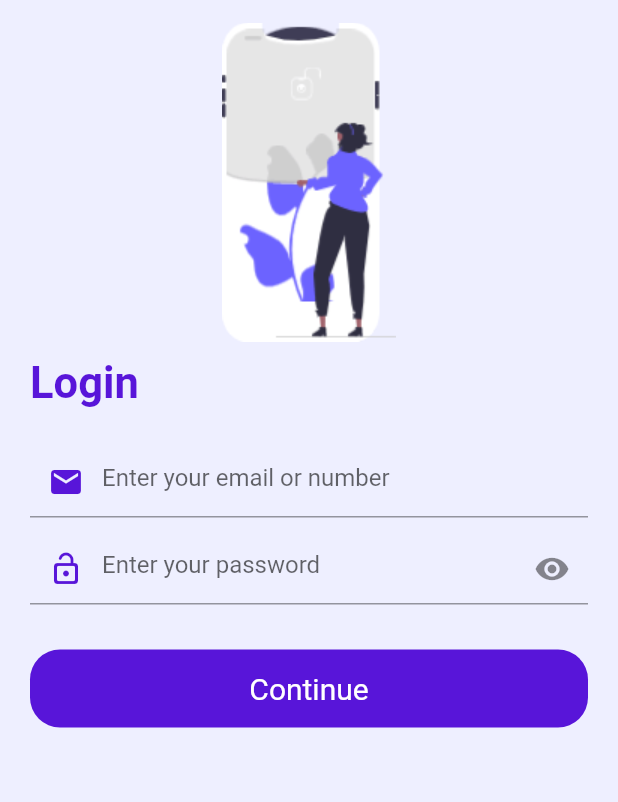
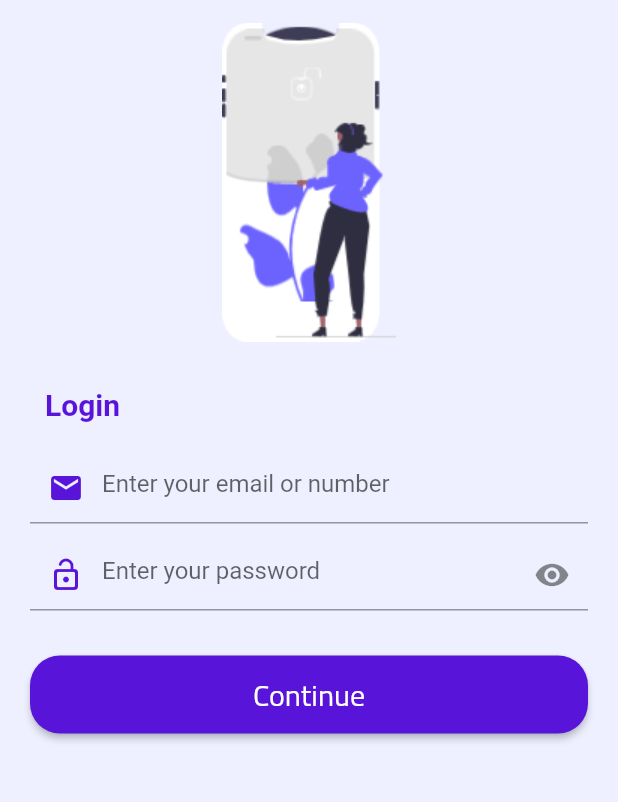
Before and after one commit to SuraAborass/brain, a Flutter app: the screen it shows after launch, on a phone screen of 412 x 824 dp, the part 114-916 px from its top. Run offline on Flutter 3.47's test engine with Material 2 defaults, Android fonts, the phone set to English and light mode, and no system bars; our stand-ins replace get, get_storage; network calls fail; Roboto replaces fonts that are missing (Cairo-Bold).

Commit message:
new edit

```diff
--- a/lib/BusinessLayer/Controllers/auth_controller.dart
+++ /dev/null
@@ -1,31 +0,0 @@
-import 'package:brain/DataAccessLayer/Clients/user_client.dart';
-import 'package:flutter/material.dart';
-import 'package:get/get.dart';
-
-import '../../Constants/routes.dart';
-import '../../DataAccessLayer/Models/user.dart';
-import '../Repositories/user_repo.dart';
-import 'box_controller.dart';
-
-class AuthController extends GetxController{
-
-  var phoneController = TextEditingController();
-  final BoxController boxController = Get.find();
-  var client = UserClient();
-  var repo = UserRepo();
-  String? authed;
-
-  @override
-  void onInit() async {
-    User? authed = (await repo.login("admin@admin.com", "password"));
-    if (authed != null) {
-      print(authed.toMap());
-      boxController.box.write('user', authed.toMap());
-      boxController.box.write('authed', true);
-      boxController.user = authed;
-      boxController.update();
-      Get.toNamed(AppRoutes.homepage);
-    }
-    super.onInit();
-  }
-}
--- a/lib/BusinessLayer/Controllers/box_controller.dart
+++ b/lib/BusinessLayer/Controllers/box_controller.dart
@@ -1,4 +1,3 @@
-import 'package:flutter/material.dart';
 import 'package:get/get.dart';
 import 'package:get_storage/get_storage.dart';
 
@@ -12,12 +11,12 @@ class BoxController extends GetxController {
   @override
   void onInit() {
     super.onInit();
-    user = null;
     authed = box.read<bool>('authed');
-    if (authed != null) {
+    if (authed == true) {
       user = User.fromBoxMap(box.read('user'));
       print(user);
     }
 
+
   }
 }
--- /dev/null
+++ b/lib/BusinessLayer/Controllers/login_controller.dart
@@ -0,0 +1,41 @@
+import 'package:brain/DataAccessLayer/Clients/user_client.dart';
+import 'package:flutter/material.dart';
+import 'package:get/get.dart';
+
+import '../../Constants/routes.dart';
+import '../../DataAccessLayer/Models/user.dart';
+import '../Repositories/user_repo.dart';
+import 'box_controller.dart';
+
+class LoginController extends GetxController{
+
+ var emailTextController = TextEditingController() ;
+ var passwordTextController = TextEditingController();
+ final BoxController boxController = Get.find();
+ var client = UserClient();
+ var repo = UserRepo();
+ String? authed;
+
+  @override
+  void onInit() async {
+    emailTextController = TextEditingController() ;
+    passwordTextController = TextEditingController();
+    super.onInit();
+  }
+
+  void logged() async{
+
+
+      User? authed = await repo.login(emailTextController.value.text, passwordTextController.value.text);
+      if (authed != null) {
+        print(authed.toMap());
+        boxController.box.write('user', authed.toMap());
+        boxController.box.write('authed', true);
+        boxController.user = authed;
+        boxController.update();
+        Get.toNamed(AppRoutes.homepage);
+      }
+    }
+
+
+  }
--- a/lib/BusinessLayer/bindings/init_bindings.dart
+++ b/lib/BusinessLayer/bindings/init_bindings.dart
@@ -1,15 +1,15 @@
 import 'package:get/get.dart';
 import '../../theme_service.dart';
-import '../Controllers/auth_controller.dart';
 import '../Controllers/balance_controller.dart';
 import '../Controllers/box_controller.dart';
+import '../Controllers/login_controller.dart';
 
 class InitBinding extends Bindings {
   @override
   void dependencies() {
     Get.put<ThemeService>(ThemeService());
     Get.put<BoxController>(BoxController());
-    Get.lazyPut(() => AuthController());
+    Get.lazyPut(() => LoginController());
     Get.put<BalanceController>(BalanceController());
 
   }
--- a/lib/DataAccessLayer/Models/user.dart
+++ b/lib/DataAccessLayer/Models/user.dart
@@ -1,7 +1,7 @@
 import 'dart:convert';
 
 class User {
-  final int id;
+final int id;
   final String mobileNumber;
   final String name;
   final String email;
@@ -48,7 +48,7 @@ class User {
     );
   }
   String toJson() => json.encode(toMap());
-
   factory User.fromJson(String source) =>
       User.fromMap(json.decode(source) as Map<String, dynamic>);
+
 }
--- a/lib/PresentationLayer/screens/auth/login_screen.dart
+++ b/lib/PresentationLayer/screens/auth/login_screen.dart
@@ -2,9 +2,11 @@ import 'package:brain/Constants/routes.dart';
 import 'package:flutter/material.dart';
 import 'package:get/get.dart';
 
-import '../../../BusinessLayer/Controllers/auth_controller.dart';
+
+import '../../../BusinessLayer/Controllers/login_controller.dart';
 import '../../../Constants/colors.dart';
 import '../../../Constants/font_styles.dart';
+import '../../widgets/title.dart';
 import '../public/home_page.dart';
 
 class LoginScreen extends StatefulWidget {
@@ -16,7 +18,9 @@ class LoginScreen extends StatefulWidget {
 
 class _LoginScreenState extends State<LoginScreen> {
   bool passwordvisible = true;
-  final AuthController verify  = Get.find();
+  final LoginController _loginController = Get.find();
+
+
 
   @override
   Widget build(BuildContext context) {
@@ -27,6 +31,7 @@ class _LoginScreenState extends State<LoginScreen> {
           ? TextDirection.rtl
           : TextDirection.ltr,
       child: Scaffold(
+        resizeToAvoidBottomInset: false,
           backgroundColor: Theme.of(context).scaffoldBackgroundColor,
           bottomNavigationBar: Container(
             height : 20,
@@ -55,24 +60,30 @@ class _LoginScreenState extends State<LoginScreen> {
                           const SizedBox(
                             height: 10,
                           ),
-                          Text(
-                            'Login'.tr,
-                            style: title,
-                            textAlign: TextAlign.left,
-                          ),
-                          const SizedBox(
-                            height: 25,
-                          ),
+                          Row(
+                              children: [
+                                pageTitle('Login'.tr),
+                              ]),
                           TextFormField(
+                            controller: _loginController.emailTextController,
+                            keyboardType: TextInputType.emailAddress,
+                            maxLines: 1,
                             decoration: InputDecoration(
                               prefixIcon: const Icon(Icons.email,color: BrainColors.primary),
                               hintText: 'Enter your email or number'.tr,
                             ),
+                            validator: (value) {
+                              if (value == null) {
+                                return 'Email is required.';
+                              }
+                              return null;
+                            },
                           ),
                           const SizedBox(
                             height: 10,
                           ),
                           TextFormField(
+                            controller: _loginController.passwordTextController,
                             decoration: InputDecoration(
                               prefixIcon: const Icon(Icons.lock_open_rounded,color: BrainColors.primary),
                               suffixIcon: IconButton(
@@ -89,36 +100,31 @@ class _LoginScreenState extends State<LoginScreen> {
                             ),
                             keyboardType: TextInputType.visiblePassword,
                             obscureText: passwordvisible,
+                            maxLines: 1,
+                            validator: (value) {
+                              if (value == null) {
+                                return 'Password is required.';
+                              }
+                              return null;
+                            },
+
                           ),
                           const SizedBox(
                             height: 30,
                           ),
-                          Center(
-                              child: Expanded(
-                                child: Container(
-                                    decoration: const BoxDecoration(
-                                        borderRadius: BorderRadius.all(
-                                          Radius.circular(20.0),
-                                        ),
-                                        color: BrainColors.primary),
+                          MaterialButton(
                             height: 52,
-                                    width: deviceSize.width,
-                                    child: Center(
-                                        child: MaterialButton(
-                                          height: 47,
                             minWidth: deviceSize.width,
+                            color:BrainColors.primary ,
                             shape: const RoundedRectangleBorder(
                                 borderRadius: BorderRadius.all(
                                     Radius.circular(20.0))),
                             child: Text('Continue'.tr, style: title2 ),
                             onPressed: () {
-                                            verify.authed;
-                                            Get.toNamed(AppRoutes.homepage);
+                              _loginController.logged();
+                              //Get.toNamed(AppRoutes.homepage);
                             },
-                                        )
-                                    )
                           ),
-                              )),
                         ],
                       )
                   )
--- a/lib/PresentationLayer/screens/public/splash_screen.dart
+++ b/lib/PresentationLayer/screens/public/splash_screen.dart
@@ -18,6 +18,7 @@ class SplashScreen extends StatefulWidget {
 class _SplashScreenState extends State<SplashScreen> {
 
   @override
+
   void initState() {
     super.initState();
     Timer( const Duration(seconds: 3),
--- a/lib/PresentationLayer/widgets/title.dart
+++ b/lib/PresentationLayer/widgets/title.dart
@@ -5,7 +5,7 @@ import '../../Constants/font_styles.dart';
 
 Widget pageTitle(title) {
   return Padding(
-    padding: const EdgeInsets.symmetric(horizontal: 30.0, vertical: 20.0),
+    padding: const EdgeInsets.symmetric(horizontal: 10.0, vertical: 20.0),
     child: Row(
       crossAxisAlignment: CrossAxisAlignment.start,
       mainAxisAlignment: MainAxisAlignment.spaceBetween,
--- a/lib/main.dart
+++ b/lib/main.dart
@@ -1,8 +1,6 @@
 import 'package:brain/theme_service.dart';
 import 'package:flutter/material.dart';
-import 'package:get/get_navigation/src/root/get_material_app.dart';
 import 'package:get_storage/get_storage.dart';
-import 'package:shared_preferences/shared_preferences.dart';
 import 'BusinessLayer/bindings/init_bindings.dart';
 import 'Constants/languages.dart';
 import 'Constants/router.dart';
@@ -11,12 +9,11 @@ import 'package:get/get.dart';
 
 
 
-SharedPreferences? sharedpref;
+
 
 void main() async{
   WidgetsFlutterBinding.ensureInitialized();
   await GetStorage.init();
-  sharedpref = await SharedPreferences.getInstance();
   runApp(const MyApp());
 }
 
```
Also changed, not shown: lib/BusinessLayer/Repositories/user_repo.dart (+3 -4 lines), lib/Constants/font_styles.dart (+11 -11 lines), lib/DataAccessLayer/Clients/user_client.dart (+12 -5 lines). Lines whose indentation alone changed are shown as unchanged.
